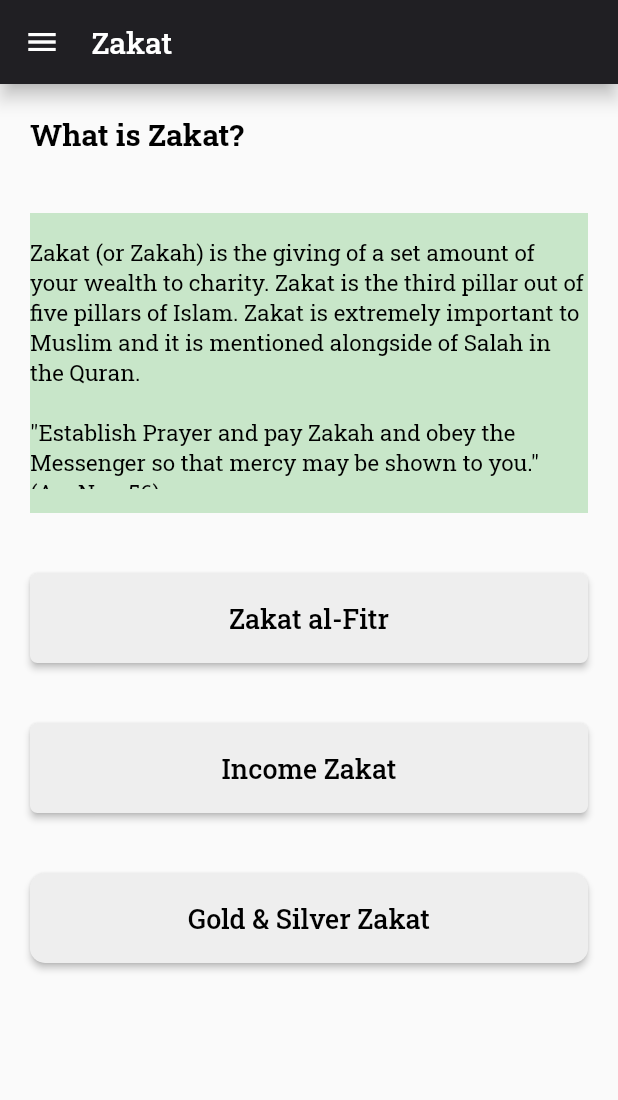
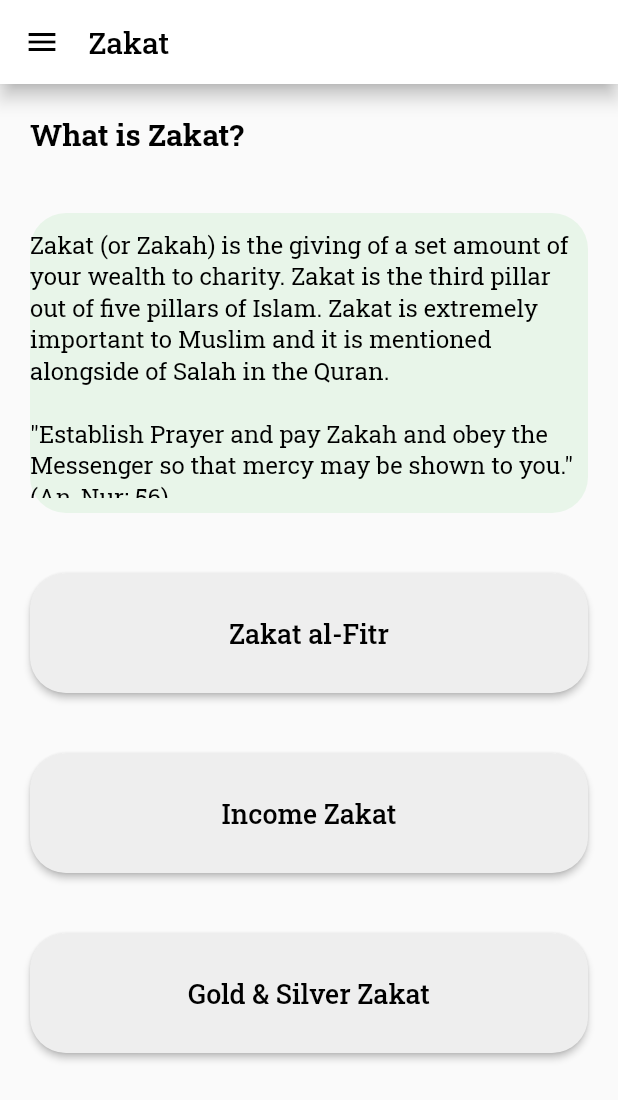
Before and after one commit to kmil31/reCapApp, a Flutter app: the screen it shows once a user with an empty profile is signed in, in the side drawer, after a tap on "Zakat", on a phone screen of 412 x 824 dp. Shown: the top 1100 px of the screen. Run offline on Flutter 3.47's test engine with Material 2 defaults, Android fonts, the phone set to English and light mode, and no system bars; our stand-ins replace firebase_auth, firebase_core, flutter_spinkit, font_awesome_flutter, google_fonts, google_sign_in; accounts and stored records are empty; network calls fail.

Commit message:
Update zakatmain.dart

```diff
--- a/lib/screens/zakat/zakatmain.dart
+++ b/lib/screens/zakat/zakatmain.dart
@@ -1,6 +1,6 @@
 import 'package:flutter/material.dart';
 import 'package:recap/screens/zakat/zakatfitr.dart';
-import 'package:recap/screens/zakat/incomezakat.dart';
+import 'package:recap/screens/zakat/incomezakat1.dart';
 import 'package:recap/screens/zakat/nisab.dart';
 import 'package:recap/sharedwidgets/drawer.dart';
 
@@ -15,15 +15,20 @@ class ZakatState extends State<Zakat> {
     return Scaffold(
       //drawer: Drawer(),
       appBar: AppBar(
-        titleSpacing: 5.0,
+        iconTheme: IconThemeData(color: Colors.black),
+        title: Text(
+          "Zakat",
+          style: TextStyle(
+            color: Colors.black,
+          ),
+        ),
+        titleSpacing: 3.0,
         elevation: 5.0,
-        backgroundColor: Color(0xff201F23),
-        title: Text('Zakat'),
+        backgroundColor: Colors.white,
       ),
       drawer: DrawerMenu(),
       body: Center(
-        child: Column(
-          mainAxisAlignment: MainAxisAlignment.start,
+        child: ListView(
           children: <Widget>[
             Container(
               alignment: Alignment.topLeft,
@@ -35,70 +40,76 @@ class ZakatState extends State<Zakat> {
                       color: Colors.black)),
             ),
             Container(
-              color: Colors.green[100],
               margin: EdgeInsets.all(20),
               alignment: Alignment.center,
               width: double.infinity,
               height: 200,
-              padding: EdgeInsets.symmetric(vertical: 16),
+              decoration: BoxDecoration(
+                color: Colors.green[50],
+                borderRadius: BorderRadius.circular(24.0),
+              ),
+              padding: EdgeInsets.symmetric(vertical: 10),
               child: Text(
                   'Zakat (or Zakah) is the giving of a set amount of your wealth to charity. Zakat is the third pillar out of five pillars of Islam. Zakat is extremely important to Muslim and it is mentioned alongside of Salah in the Quran. \n\n"Establish Prayer and pay Zakah and obey the Messenger so that mercy may be shown to you." (An-Nur: 56)',
-                  style: TextStyle(fontSize: 15, color: Colors.black)),
+                  style: TextStyle(fontSize: 16, color: Colors.black)),
             ),
             Container(
               margin: EdgeInsets.all(20),
               width: double.infinity,
-                height: 60,
+              height: 80,
               child: ElevatedButton(
                 child: Text('Zakat al-Fitr',
                     style: TextStyle(fontSize: 18, color: Colors.black)),
                 style: ElevatedButton.styleFrom(
                     primary: Colors.grey[200],
                     shape: const RoundedRectangleBorder(
-                            borderRadius:
-                                BorderRadius.all(Radius.circular(5.0)))),
+                        borderRadius: BorderRadius.all(Radius.circular(24.0)))),
                 onPressed: () {
                   Navigator.push(
                     context,
                     MaterialPageRoute(builder: (context) => ZakatFitr()),
                   );
-                    })),
+                },
+              ),
+            ),
             Container(
               margin: EdgeInsets.all(20),
               width: double.infinity,
-                height: 60,
+              height: 80,
               child: ElevatedButton(
                 child: Text('Income Zakat',
                     style: TextStyle(fontSize: 18, color: Colors.black)),
                 style: ElevatedButton.styleFrom(
                     primary: Colors.grey[200],
                     shape: const RoundedRectangleBorder(
-                            borderRadius:
-                                BorderRadius.all(Radius.circular(5.0)))),
+                        borderRadius: BorderRadius.all(Radius.circular(24.0)))),
                 onPressed: () {
                   Navigator.push(
                     context,
                     MaterialPageRoute(builder: (context) => IncomeZakat()),
                   );
-                    })),
+                },
+              ),
+            ),
             Container(
               margin: EdgeInsets.all(20),
               width: double.infinity,
-                height: 60,
+              height: 80,
               child: ElevatedButton(
                 child: Text('Gold & Silver Zakat',
                     style: TextStyle(fontSize: 18, color: Colors.black)),
                 style: ElevatedButton.styleFrom(
                     primary: Colors.grey[200],
                     shape: const RoundedRectangleBorder(
-                            borderRadius:
-                                BorderRadius.all(Radius.circular(10)))),
+                        borderRadius: BorderRadius.all(Radius.circular(24.0)))),
                 onPressed: () {
                   Navigator.push(
                     context,
                     MaterialPageRoute(builder: (context) => Nisab()),
                   );
-                    })),
+                },
+              ),
+            ),
           ],
         ),
       ),
```
Lines whose indentation alone changed are shown as unchanged.
